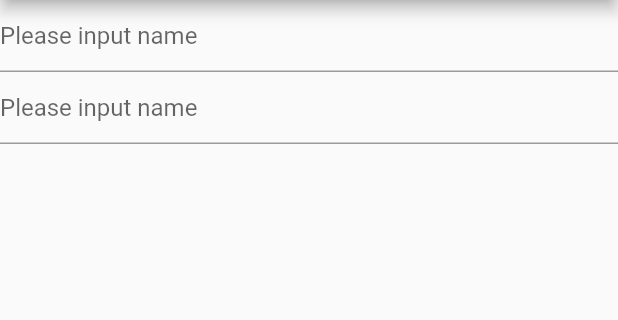
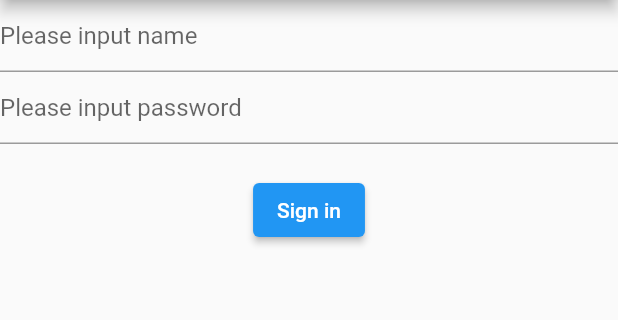
Before and after one commit to kulbirsheoran/login_signup, a Flutter app: the screen it shows after launch, on a phone screen of 412 x 824 dp, the part 84-404 px from its top. Run offline on Flutter 3.47's test engine with Material 2 defaults, Android fonts, the phone set to English and light mode, and no system bars.

Commit message:
Login & Signup

```diff
--- a/lib/home_page.dart
+++ b/lib/home_page.dart
@@ -22,11 +22,15 @@ class _HomePageState extends State<HomePage> {
             )
             ),
            TextField(decoration: InputDecoration(
-              hintText: "Please input name"
+              hintText: "Please input password"
             )
-            ),
+            ),SizedBox(height: 20,),
+            ElevatedButton(onPressed: (){},
+              child: Text('Sign in'),)
           ],
+
         ),
+
       ),
     );
   }
```
Also changed, not shown: lib/signin_page.dart (added).
